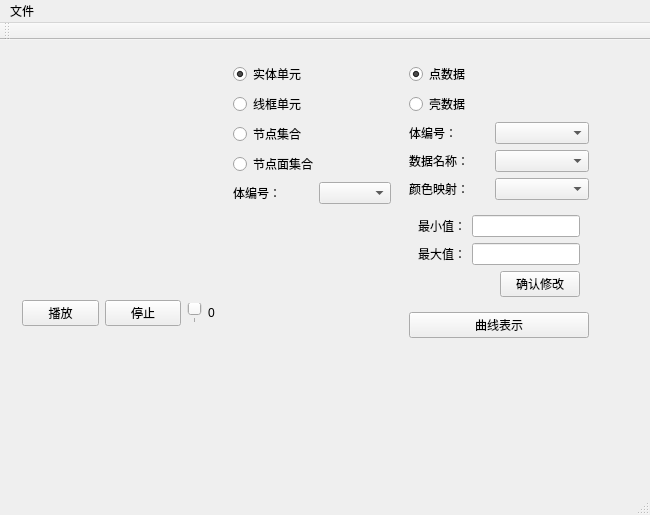
First picture: the form in vtkShower/vtkshower.ui, repository liuxq/vtkShower, before the edit.
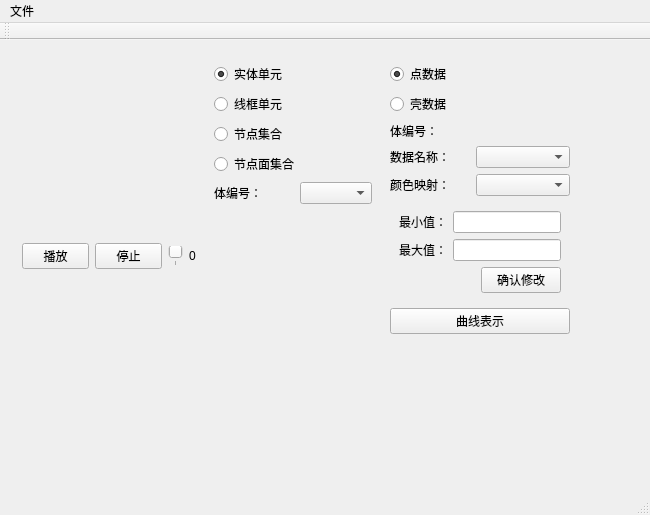
Second picture: the form after the edit. Custom widgets are drawn as their Qt base class.

Diff of the .ui file:
```diff
--- a/vtkShower/vtkshower.ui
+++ b/vtkShower/vtkshower.ui
@@ -19,8 +19,8 @@
      <rect>
       <x>0</x>
       <y>0</y>
-      <width>611</width>
-      <height>369</height>
+      <width>592</width>
+      <height>294</height>
      </rect>
     </property>
     <layout class="QHBoxLayout" name="horizontalLayout">
@@ -255,8 +255,6 @@
          </widget>
         </item>
         <item>
-         <layout class="QHBoxLayout" name="horizontalLayout_data_3">
-          <item>
            <widget class="QLabel" name="label_doc_4">
             <property name="sizePolicy">
              <sizepolicy hsizetype="Fixed" vsizetype="Preferred">
@@ -282,16 +280,7 @@
            </widget>
           </item>
           <item>
-           <widget class="QComboBox" name="comboBox_part">
-            <property name="sizePolicy">
-             <sizepolicy hsizetype="Minimum" vsizetype="Fixed">
-              <horstretch>0</horstretch>
-              <verstretch>0</verstretch>
-             </sizepolicy>
-            </property>
-           </widget>
-          </item>
-         </layout>
+         <layout class="QVBoxLayout" name="verticalLayout_part"/>
         </item>
         <item>
          <layout class="QHBoxLayout" name="horizontalLayout_data">
```
Lines whose indentation alone changed are shown as unchanged.
